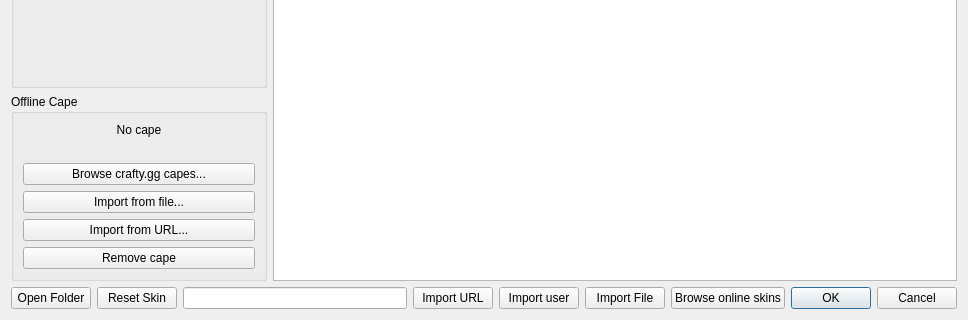
Above: launcher/ui/dialogs/skins/SkinManageDialog.ui from PollyMC-Continued/launcher before the change; both pictures show x 0 to 968 and y 437 to 757 of the 968 by 757 pixel window. Below: the same form after it.
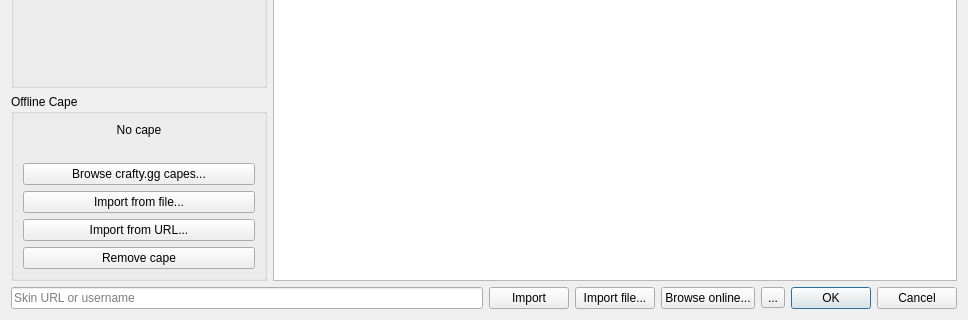
That is the form after the change.

Commit message: feat: Made skin manager less cluttered and redesigned cape online browser

What changed in the file:
```diff
--- a/launcher/ui/dialogs/skins/SkinManageDialog.ui
+++ b/launcher/ui/dialogs/skins/SkinManageDialog.ui
@@ -172,59 +172,57 @@
     </layout>
    </item>
    <item>
-    <layout class="QHBoxLayout" name="buttonsHLayout" stretch="0,0,3,0,0,0,0,1">
-     <item>
-      <widget class="QPushButton" name="openDirBtn">
-       <property name="text">
-        <string>Open Folder</string>
-       </property>
-      </widget>
-     </item>
-     <item>
-      <widget class="QPushButton" name="resetBtn">
-       <property name="text">
-        <string>Reset Skin</string>
-       </property>
-      </widget>
-     </item>
+    <layout class="QHBoxLayout" name="buttonsHLayout" stretch="1,0,0,0,0,0">
      <item>
       <widget class="QLineEdit" name="urlLine">
        <property name="placeholderText">
-        <string extracomment="URL or username"/>
+        <string>Skin URL or username</string>
        </property>
-      </widget>
-     </item>
-     <item>
-      <widget class="QPushButton" name="urlBtn">
-       <property name="text">
-        <string>Import URL</string>
+       <property name="clearButtonEnabled">
+        <bool>true</bool>
        </property>
       </widget>
      </item>
      <item>
       <widget class="QPushButton" name="userBtn">
        <property name="text">
-        <string>Import user</string>
+        <string>Import</string>
+       </property>
+       <property name="toolTip">
+        <string>Import a skin from a URL, or from a Minecraft username</string>
        </property>
       </widget>
      </item>
      <item>
       <widget class="QPushButton" name="fileBtn">
        <property name="text">
-        <string>Import File</string>
+        <string>Import file...</string>
        </property>
       </widget>
      </item>
      <item>
       <widget class="QPushButton" name="viewOnlineBtn">
        <property name="text">
-        <string>Browse online skins</string>
+        <string>Browse online...</string>
        </property>
        <property name="toolTip">
         <string>Browse and use skins published online</string>
        </property>
       </widget>
      </item>
+     <item>
+      <widget class="QToolButton" name="moreBtn">
+       <property name="toolTip">
+        <string>More actions</string>
+       </property>
+       <property name="text">
+        <string>...</string>
+       </property>
+       <property name="popupMode">
+        <enum>QToolButton::InstantPopup</enum>
+       </property>
+      </widget>
+     </item>
      <item>
       <widget class="QDialogButtonBox" name="buttonBox">
        <property name="sizePolicy">
```
Left out of the diff: 2 changed lines with no effect on the pictures. The commit also changes 5 other files.
